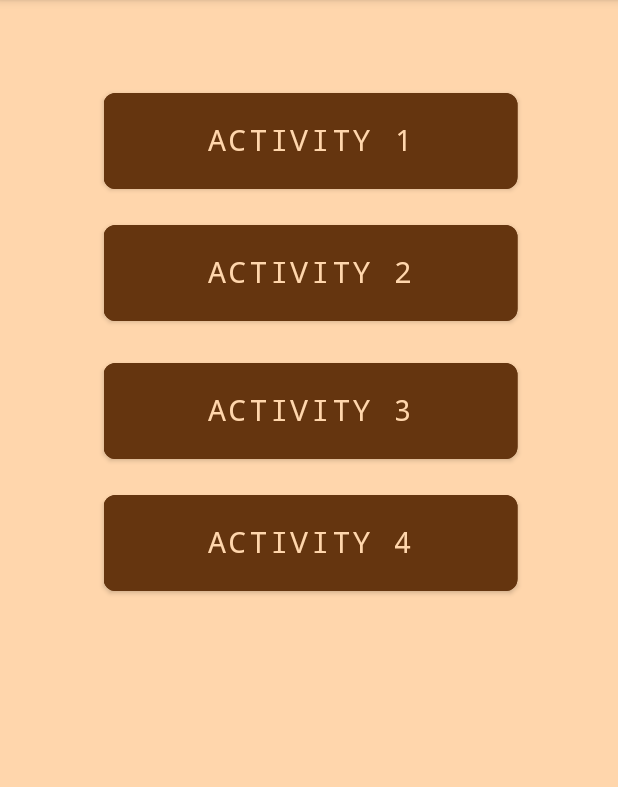
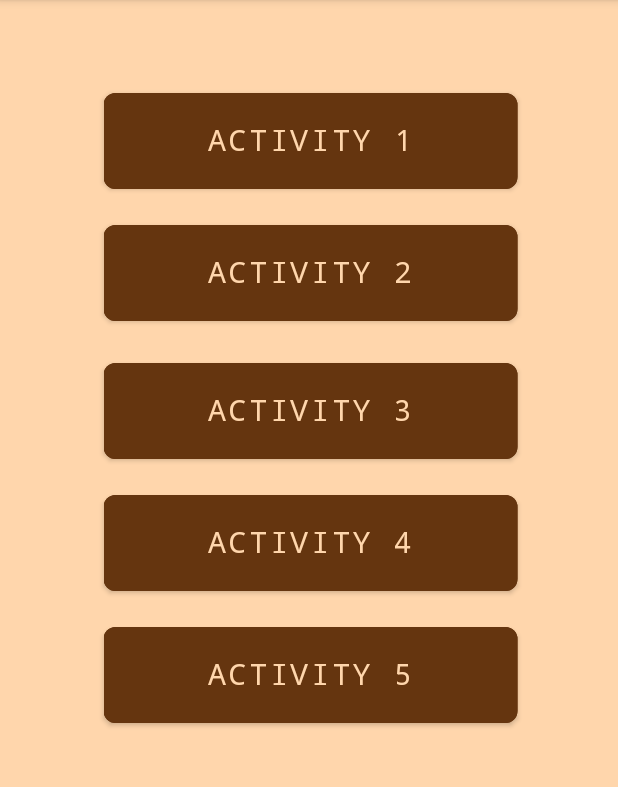
Before and after one commit to MarkYuriPG/Geagonia_MyApplication, an Android app: the screen it shows after launch (MainActivity), on a phone screen of 412 x 824 dp, the part 84-871 px from its top. Run offline under Robolectric (Android 15) with nearby library versions, the phone set to English and light mode, and no system bars.

Commit message:
Add button activity 5

```diff
--- a/app/src/main/java/com/example/geagonia_myapplication/MainActivity.java
+++ b/app/src/main/java/com/example/geagonia_myapplication/MainActivity.java
@@ -13,7 +13,7 @@ import java.util.Objects;
 
 public class MainActivity extends AppCompatActivity implements View.OnClickListener{
 
-    Button bt_Activity1, bt_Activity2, bt_Activity3, bt_Activity4;
+    Button bt_Activity1, bt_Activity2, bt_Activity3, bt_Activity4, bt_Activity5;
 
     @Override
     protected void onCreate(Bundle savedInstanceState)
@@ -26,11 +26,13 @@ public class MainActivity extends AppCompatActivity implements View.OnClickListe
         bt_Activity2 = (Button) findViewById(R.id.bt_Activity2);
         bt_Activity3 = (Button) findViewById(R.id.bt_Activity3);
         bt_Activity4 = (Button) findViewById(R.id.bt_Activity4);
+        bt_Activity5 = (Button) findViewById(R.id.bt_Activity5);
 
         bt_Activity1.setOnClickListener(this);
         bt_Activity2.setOnClickListener(this);
         bt_Activity3.setOnClickListener(this);
         bt_Activity4.setOnClickListener(this);
+        bt_Activity5.setOnClickListener(this);
 
     }
 
@@ -53,6 +55,9 @@ public class MainActivity extends AppCompatActivity implements View.OnClickListe
             case R.id.bt_Activity4:
                 Toast.makeText(this, "Activity 4 button is clicked", Toast.LENGTH_SHORT).show();
                 break;
+            case R.id.bt_Activity5:
+                Toast.makeText(this, "Activity 5 button is clicked", Toast.LENGTH_SHORT).show();
+                break;
         }
     }
 }
--- a/app/src/main/res/layout/activity_main.xml
+++ b/app/src/main/res/layout/activity_main.xml
@@ -84,4 +84,23 @@
         tools:ignore="SmallSP"
         />
 
+    <Button
+        android:id="@+id/bt_Activity5"
+        android:layout_width="138dp"
+        android:layout_height="44dp"
+        android:layout_marginTop="428dp"
+        android:layout_marginEnd="136dp"
+        android:backgroundTint="@color/caramel"
+        android:fontFamily="monospace"
+        android:scaleX="2"
+        android:scaleY="2"
+        android:text="@string/Act_5"
+        android:textAlignment="center"
+        android:textColor="@color/amebg"
+        android:textSize="10sp"
+        app:layout_constraintEnd_toEndOf="parent"
+        app:layout_constraintTop_toTopOf="parent"
+        tools:ignore="SmallSP" />
+
+
 </androidx.constraintlayout.widget.ConstraintLayout>
--- a/app/src/main/res/values/strings.xml
+++ b/app/src/main/res/values/strings.xml
@@ -4,6 +4,7 @@
     <string name="Act_2">Activity 2</string>
     <string name="Act_3">Activity 3</string>
     <string name="Act_4">Activity 4</string>
+    <string name="Act_5">Activity 5</string>
     <string name="Name">Name</string>
     <string name="Gender">Gender</string>
     <string name="Label">This page displays the input from the Registration</string>
```
